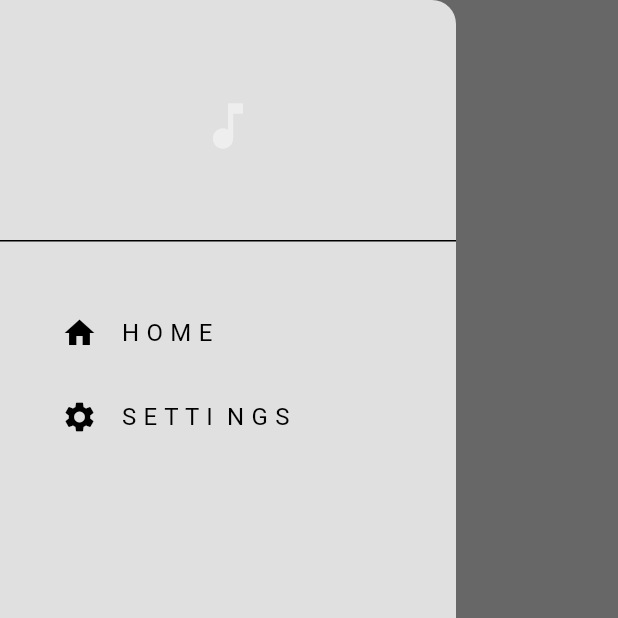
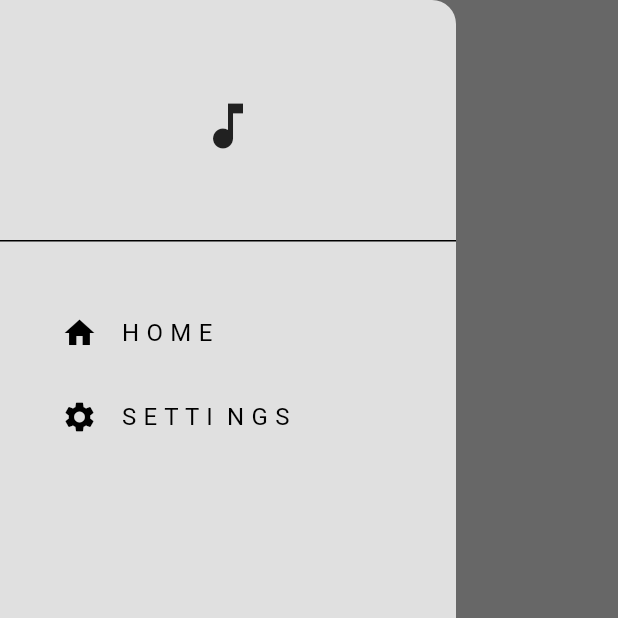
Before and after one commit to thesua7/muzic, a Flutter app: the screen it shows after launch, with the side drawer open, on a phone screen of 412 x 824 dp, the top half of it. Run offline on Flutter 3.47's test engine with Material 3 defaults, Android fonts, the phone set to English and light mode, and no system bars; our stand-ins replace device_info_plus, equatable, flutter_bloc, flutter_spinkit, get_it, on_audio_query and 1 more.

Commit message:
spinkit loading

```diff
--- a/lib/config/theme/light_mode.dart
+++ b/lib/config/theme/light_mode.dart
@@ -4,5 +4,5 @@ ThemeData lightMode = ThemeData(
     colorScheme: ColorScheme.light(
         surface: Colors.grey.shade300,
         primary: Colors.grey.shade500,
-        secondary: Colors.grey.shade900,
-        inversePrimary: Colors.grey.shade200));
+        secondary: Colors.grey.shade200,
+        inversePrimary: Colors.grey.shade900));
--- a/lib/config/utils/presentation/pages/settings_page.dart
+++ b/lib/config/utils/presentation/pages/settings_page.dart
@@ -13,7 +13,7 @@ class SettingsPage extends StatelessWidget {
     return Scaffold(
       appBar: const MyAppBar(title: "Settings"),
       body: Container(
-        decoration: BoxDecoration(color: Theme.of(context).colorScheme.primary,
+        decoration: BoxDecoration(color: Theme.of(context).colorScheme.surface,
         borderRadius: BorderRadius.circular(12)),
         padding: const EdgeInsets.all(16),
         margin: const EdgeInsets.all(25),
--- a/lib/features/home/presentation/pages/home_page.dart
+++ b/lib/features/home/presentation/pages/home_page.dart
@@ -2,6 +2,7 @@ import 'dart:typed_data';
 
 import 'package:flutter/material.dart';
 import 'package:flutter_bloc/flutter_bloc.dart';
+import 'package:flutter_spinkit/flutter_spinkit.dart';
 
 import 'package:muzic/features/home/domain/entities/song.dart';
 import 'package:muzic/features/home/presentation/bloc/audio_bloc.dart';
@@ -18,15 +19,22 @@ class HomePage extends StatelessWidget {
       backgroundColor: Theme.of(context).colorScheme.surface,
       appBar: const MyAppBar(title: "P L A Y L I S T"),
       drawer: const AppDrawer(),
-      body: _buildBody(),
+      body: _buildBody(context),
     );
   }
 
-  Widget _buildBody() {
+  Widget _buildBody(BuildContext context) {
     return BlocBuilder<AudioBloc, AudioState>(
       builder: (_, state) {
         if (state is AudioLoading) {
-          return const Center(child: CircularProgressIndicator());
+          return Center(
+            child: SpinKitPianoWave(
+              color: Theme.of(context)
+                  .colorScheme
+                  .inversePrimary, // Customize the color as needed
+              size: 100.0, // Customize the size as needed
+            ),
+          );
         } else if (state is AudioLoaded) {
           return SongListView(songs: state.songs);
         } else if (state is AudioError) {
@@ -57,9 +65,7 @@ class SongListView extends StatelessWidget {
               songs[index].getAlbumArtworkPath(songs[index].albumArtImagePath),
           builder: (context, snapshot) {
             if (snapshot.connectionState == ConnectionState.waiting) {
-              return const CircleAvatar(
-                child: CircularProgressIndicator(),
-              );
+              return const SizedBox();
             } else if (snapshot.hasError || !snapshot.hasData) {
               return CircleAvatar(
                 child: Image.asset(
@@ -87,17 +93,15 @@ class SongListView extends StatelessWidget {
 
               return ListTile(
                 leading: bytes.isNotEmpty
-                    ? Image.memory(
-                        bytes, width: 50, // Specify your desired width
+                    ? Image.memory(bytes,
+                        width: 50, // Specify your desired width
                         height: 50,
-                    fit: BoxFit.cover
-                      )
-                    : Image.asset(
-                        'assets/images/heda.jpg', width: 50,
+                        fit: BoxFit.cover)
+                    : Image.asset('assets/images/heda.jpg',
+                        width: 50,
                         // Specify your desired width
                         height: 50,
-                    fit: BoxFit.cover
-                      ),
+                        fit: BoxFit.cover),
                 title: Text(songs[index].displayNameWOExt),
                 subtitle: Text(songs[index].artist),
                 trailing: const Icon(Icons.more_horiz),
--- a/pubspec.yaml
+++ b/pubspec.yaml
@@ -45,6 +45,7 @@ dependencies:
   dartz: ^0.10.1
   get_it: ^7.7.0
   convert: ^3.1.1
+  flutter_spinkit: ^5.2.1
 
 dev_dependencies:
   flutter_test:
```
Also changed, not shown: pubspec.lock.
